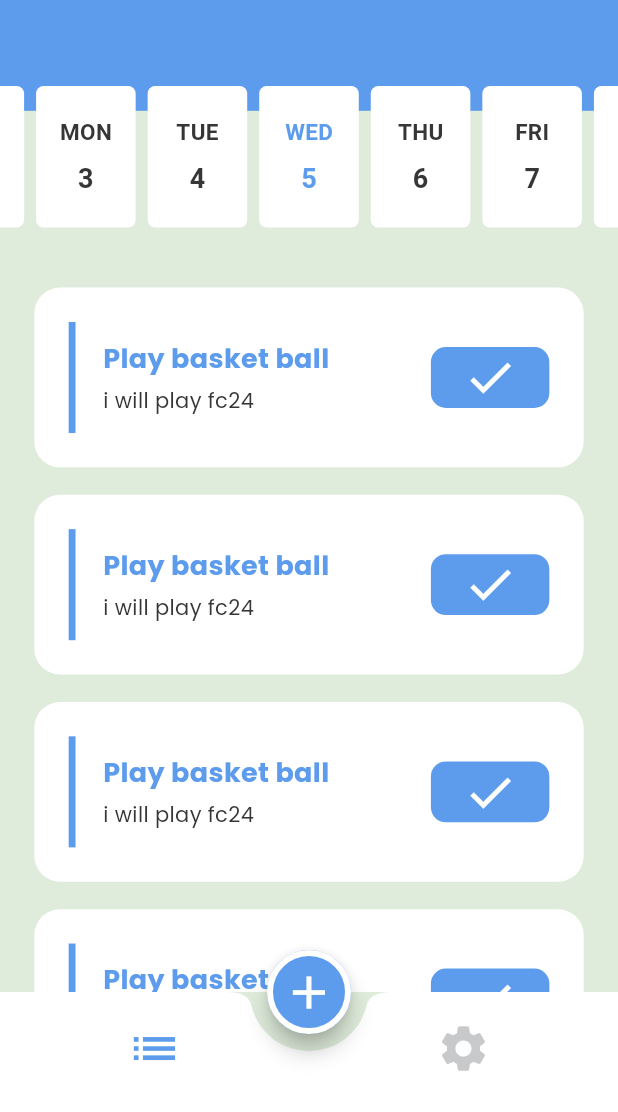
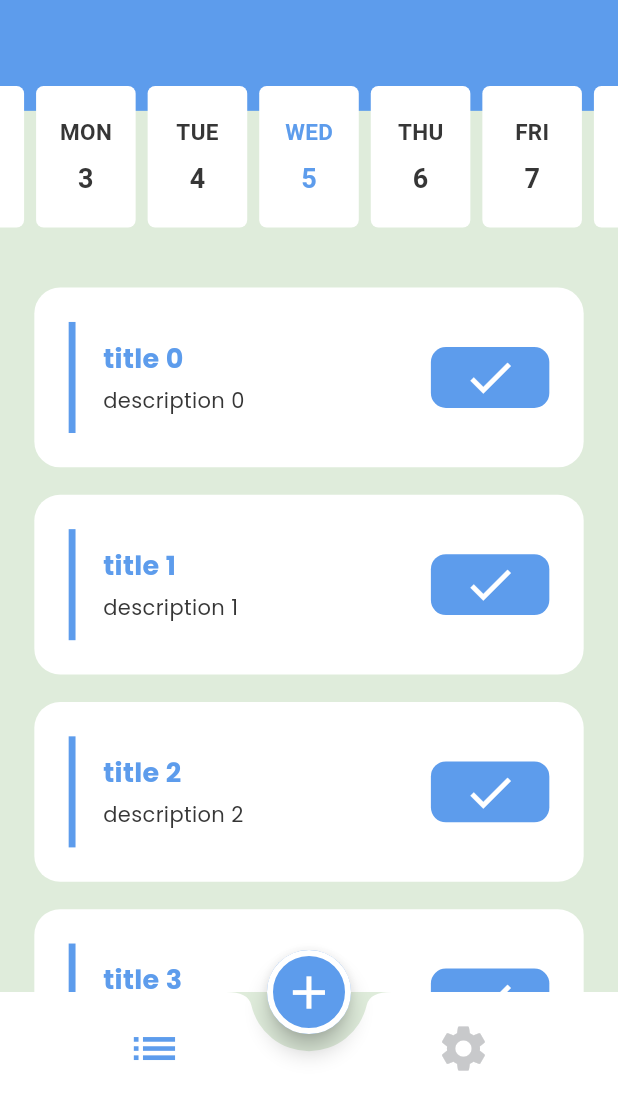
Before and after one commit to MoEhsan10/todo, a Flutter app: the screen it shows after launch, on a phone screen of 412 x 824 dp, the part 124-1236 px from its top. Run offline on Flutter 3.47's test engine with Material 3 defaults, Android fonts, the phone set to English and light mode, and no system bars; drawn by our look-alikes of easy_date_timeline; our stand-ins replace firebase_core, flutter_screenutil, google_fonts; accounts and stored records are empty.

Commit message:
+FireBase

```diff
--- a/lib/main.dart
+++ b/lib/main.dart
@@ -1,6 +1,9 @@
+import 'package:firebase_core/firebase_core.dart';
 import 'package:flutter/material.dart';
 import 'package:todo_app_v2/my_app.dart';
 
-void main() {
+Future<void>main() async{
+  WidgetsFlutterBinding.ensureInitialized();
+  await Firebase.initializeApp();
   runApp(const MyApp());
 }
--- /dev/null
+++ b/lib/models/task_model.dart
@@ -0,0 +1,15 @@
+class TaskModel{
+  String id;
+  String title;
+  String description;
+  DateTime date;
+  bool isDone;
+
+  TaskModel({
+     this.id = '',
+    required this.title,
+    required this.description,
+    required this.date,
+     this.isDone =false,
+});
+}
--- a/lib/presentation/screens/home/tabs/tasks/tasks_tab.dart
+++ b/lib/presentation/screens/home/tabs/tasks/tasks_tab.dart
@@ -3,6 +3,7 @@ import 'package:flutter/material.dart';
 import 'package:flutter_screenutil/flutter_screenutil.dart';
 import 'package:todo_app_v2/core/utils/app_light_Styles.dart';
 import 'package:todo_app_v2/core/utils/colors_manager.dart';
+import 'package:todo_app_v2/models/task_model.dart';
 import 'package:todo_app_v2/presentation/screens/home/tabs/tasks/widgets/task_item.dart';
 
 class TasksTab extends StatelessWidget {
@@ -10,13 +11,21 @@ class TasksTab extends StatelessWidget {
 
   @override
   Widget build(BuildContext context) {
-    double screenHight = MediaQuery.sizeOf(context).height;
+    double screenHeight = MediaQuery.sizeOf(context).height;
+    List<TaskModel> tasks = List.generate(10,
+          (index) => TaskModel(
+              title: 'title $index' ,
+              description: 'description $index',
+              date: DateTime.now(),
+          ),
+    );
+
     return Column(
       children: [
         Stack(
           children: [
             Container(
-              height: screenHight*0.19,
+              height: screenHeight*0.19,
               width: double.infinity,
               color: ColorsManager.blue,
             ),
@@ -26,7 +35,7 @@ class TasksTab extends StatelessWidget {
                 child: Text('To DO List',style: ApplightStyle.appBarTextStyle,)
             ),
             Padding(
-              padding: REdgeInsets.only(top: screenHight*0.14),
+              padding: REdgeInsets.only(top: screenHeight*0.14),
               child: EasyInfiniteDateTimeLine(
                 firstDate: DateTime.now().subtract(Duration(days: 365)),
                 focusDate: DateTime.now(),
@@ -63,7 +72,7 @@ class TasksTab extends StatelessWidget {
         ),
         Expanded(child: ListView.builder(
           padding: REdgeInsets.only(top: 20),
-          itemBuilder: (context, index) => TaskItem(),itemCount: 5,))
+          itemBuilder: (context, index) => TaskItem(task:tasks[index],),itemCount: tasks.length,))
 
       ],
     );
--- a/lib/presentation/screens/home/tabs/tasks/widgets/task_bottomsheet.dart
+++ b/lib/presentation/screens/home/tabs/tasks/widgets/task_bottomsheet.dart
@@ -3,6 +3,7 @@ import 'package:flutter_screenutil/flutter_screenutil.dart';
 import 'package:intl/intl.dart';
 import 'package:todo_app_v2/core/utils/app_light_Styles.dart';
 import 'package:todo_app_v2/core/utils/colors_manager.dart';
+import 'package:todo_app_v2/models/task_model.dart';
 import 'package:todo_app_v2/presentation/Widgets/default_elevated_button.dart';
 import 'package:todo_app_v2/presentation/Widgets/default_textFormField.dart';
 
@@ -15,7 +16,7 @@ class TaskBottomSheet extends StatefulWidget {
 
 class _TaskBottomSheetState extends State<TaskBottomSheet> {
   TextEditingController titleController =TextEditingController();
-  TextEditingController description =TextEditingController();
+  TextEditingController descriptionController =TextEditingController();
   DateFormat dateFormat = DateFormat('dd/MM/yyyy');
   DateTime selectedDate= DateTime.now();
   var formKey=GlobalKey<FormState>();
@@ -43,7 +44,7 @@ class _TaskBottomSheetState extends State<TaskBottomSheet> {
                     },
               ),
               DefaultTextFormField(
-                  controller: description,
+                  controller: descriptionController,
                   hintText: 'Enter task description',
                   validator: (value) {
                     if (value == null || value.trim().isEmpty) {
@@ -84,6 +85,10 @@ class _TaskBottomSheetState extends State<TaskBottomSheet> {
   }
 
   void addTask(){
-    print('add task caled');
+    TaskModel task = TaskModel(
+        title: titleController.text,
+        description: descriptionController.text,
+        date: selectedDate,
+    );
   }
 }
--- a/lib/presentation/screens/home/tabs/tasks/widgets/task_item.dart
+++ b/lib/presentation/screens/home/tabs/tasks/widgets/task_item.dart
@@ -2,9 +2,12 @@ import 'package:flutter/material.dart';
 import 'package:flutter_screenutil/flutter_screenutil.dart';
 import 'package:todo_app_v2/core/utils/app_light_Styles.dart';
 import 'package:todo_app_v2/core/utils/colors_manager.dart';
+import 'package:todo_app_v2/models/task_model.dart';
 
 class TaskItem extends StatelessWidget {
-  const TaskItem({super.key});
+   TaskItem({super.key, required this.task});
+
+  TaskModel task;
 
   @override
   Widget build(BuildContext context) {
@@ -26,9 +29,9 @@ class TaskItem extends StatelessWidget {
           Column(
             crossAxisAlignment: CrossAxisAlignment.start,
             children: [
-              Text('Play basket ball',style: ApplightStyle.taskStyle,),
+              Text(task.title,style: ApplightStyle.taskStyle,),
               SizedBox(height: 4.h,),
-              Text('i will play fc24',style: ApplightStyle.taskDescriptionStyle,),
+              Text(task.description,style: ApplightStyle.taskDescriptionStyle,),
 
             ],
           ),
--- a/pubspec.yaml
+++ b/pubspec.yaml
@@ -40,6 +40,7 @@ dependencies:
   google_fonts: ^6.2.1
   easy_date_timeline: ^1.1.3
   intl: ^0.19.0
+  firebase_core: ^3.12.1
 
 
 
```
Also changed, not shown: pubspec.lock, 3 other files.
